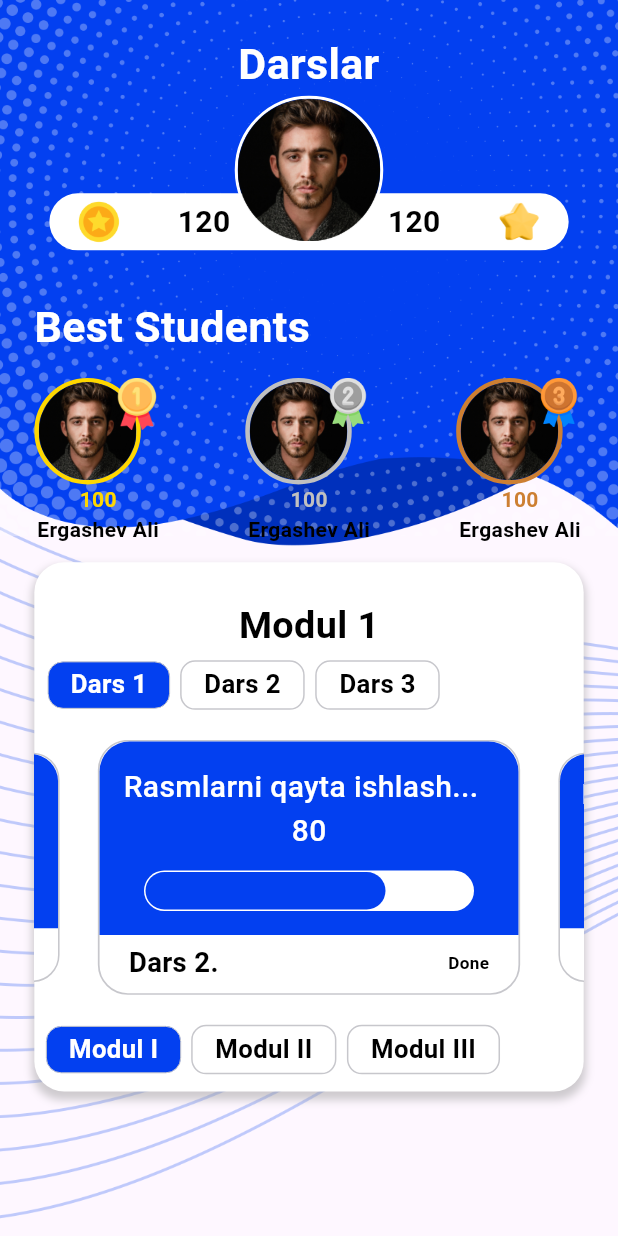
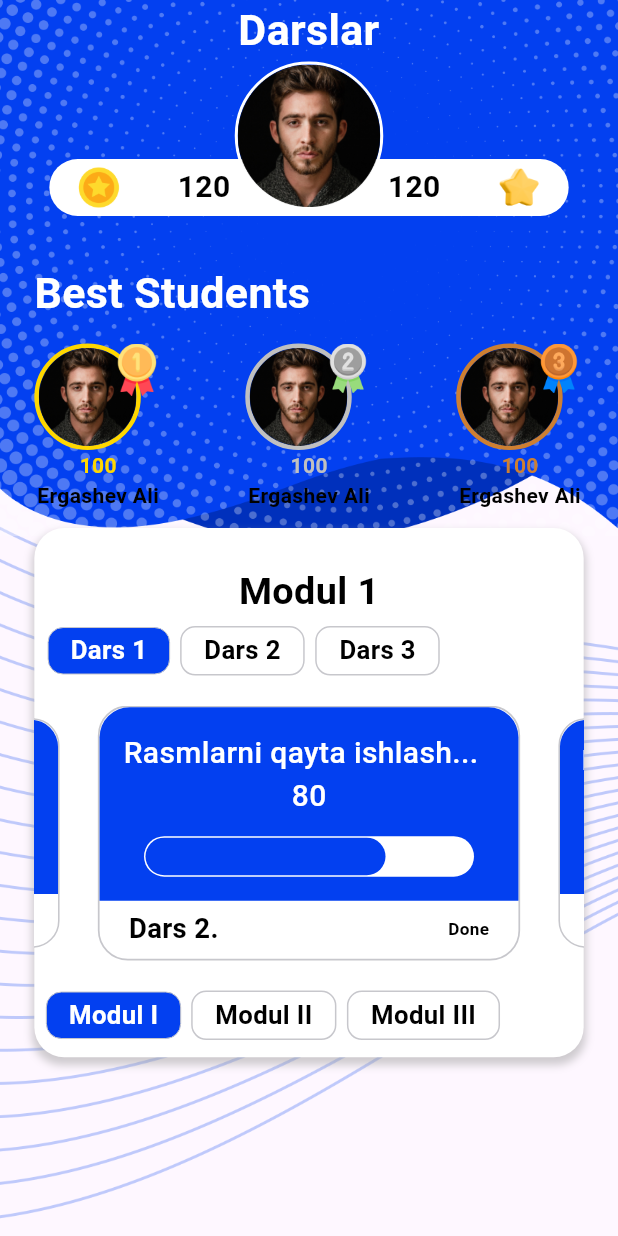
Before and after one commit to shceo/rivojedu, a Flutter app: the LessonsPage screen opened directly, on a phone screen of 412 x 824 dp. Run offline on Flutter 3.47's test engine with Material 3 defaults, Android fonts, the light colour scheme and no system bars; our stand-ins replace awesome_notifications, bloc, dio, equatable, firebase_core, flutter_bloc and 11 more; accounts and stored records are empty; project files that could hold a hidden picture were left out.

Commit message:
small upd

```diff
--- a/lib/src/ui/pages/navbar_pages/darslar_page.dart
+++ b/lib/src/ui/pages/navbar_pages/darslar_page.dart
@@ -26,7 +26,7 @@ class _LessonsPageState extends State<LessonsPage> {
             fit: BoxFit.cover,
           ),
           Padding(
-            padding: EdgeInsets.all(20.w),
+            padding: EdgeInsets.only(left: 20.w, right: 20.w),
             child: ListView(
               children: [
                 Text(
```
